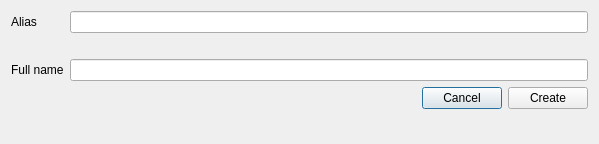
Above: ui/showCreation.ui from sashaouellet/Helix before the change. Below: the same form after it.
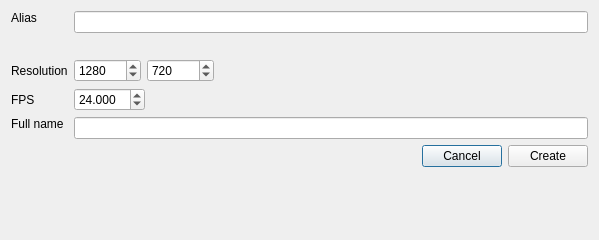
That is the form after the change.

Commit message: Added resolution and FPS properties to Shows

What changed in the file:
```diff
--- a/ui/showCreation.ui
+++ b/ui/showCreation.ui
@@ -7,7 +7,7 @@
     <x>0</x>
     <y>0</y>
     <width>599</width>
-    <height>144</height>
+    <height>240</height>
    </rect>
   </property>
   <property name="windowTitle">
@@ -22,6 +22,12 @@
    </property>
    <item row="0" column="0">
     <widget class="QLabel" name="label">
+     <property name="sizePolicy">
+      <sizepolicy hsizetype="Preferred" vsizetype="Fixed">
+       <horstretch>0</horstretch>
+       <verstretch>0</verstretch>
+      </sizepolicy>
+     </property>
      <property name="toolTip">
       <string>The widely used &quot;internal&quot; name for the Show. The Show directory will be this. The alias is what primarily gets used when searching, and what will be visible a lot of the time. There are several restrictions including: no spaces and no special characters.</string>
      </property>
@@ -45,7 +51,57 @@
     </widget>
    </item>
    <item row="2" column="0">
+    <widget class="QLabel" name="label_3">
+     <property name="toolTip">
+      <string>This can be changed later, but changing it when assets have already been made could break things.</string>
+     </property>
+     <property name="text">
+      <string>Resolution</string>
+     </property>
+    </widget>
+   </item>
+   <item row="2" column="1">
+    <layout class="QHBoxLayout" name="horizontalLayout_2">
+     <item>
+      <widget class="QSpinBox" name="SPN_resolutionX">
+       <property name="maximum">
+        <number>999999999</number>
+       </property>
+       <property name="value">
+        <number>1280</number>
+       </property>
+      </widget>
+     </item>
+     <item>
+      <widget class="QSpinBox" name="SPN_resolutionY">
+       <property name="maximum">
+        <number>999999999</number>
+       </property>
+       <property name="value">
+        <number>720</number>
+       </property>
+      </widget>
+     </item>
+    </layout>
+   </item>
+   <item row="3" column="0">
+    <widget class="QLabel" name="label_6">
+     <property name="toolTip">
+      <string>This can be changed later, but changing it when assets have already been made could break things.</string>
+     </property>
+     <property name="text">
+      <string>FPS</string>
+     </property>
+    </widget>
+   </item>
+   <item row="4" column="0">
     <widget class="QLabel" name="label_2">
+     <property name="sizePolicy">
+      <sizepolicy hsizetype="Preferred" vsizetype="Fixed">
+       <horstretch>0</horstretch>
+       <verstretch>0</verstretch>
+      </sizepolicy>
+     </property>
      <property name="toolTip">
       <string>The &quot;pretty&quot; name for general display purposes. This can contain spaces and special characters.</string>
      </property>
@@ -54,10 +110,10 @@
      </property>
     </widget>
    </item>
-   <item row="2" column="1">
+   <item row="4" column="1">
     <widget class="QLineEdit" name="LNE_name"/>
    </item>
-   <item row="3" column="1">
+   <item row="5" column="1">
     <layout class="QHBoxLayout" name="horizontalLayout">
      <item>
       <spacer name="horizontalSpacer">
@@ -88,6 +144,19 @@
      </item>
     </layout>
    </item>
+   <item row="3" column="1">
+    <widget class="QDoubleSpinBox" name="SPN_fps">
+     <property name="decimals">
+      <number>3</number>
+     </property>
+     <property name="maximum">
+      <double>999.000000000000000</double>
+     </property>
+     <property name="value">
+      <double>24.000000000000000</double>
+     </property>
+    </widget>
+   </item>
   </layout>
  </widget>
  <resources/>
```
The commit also changes 3 other files.
